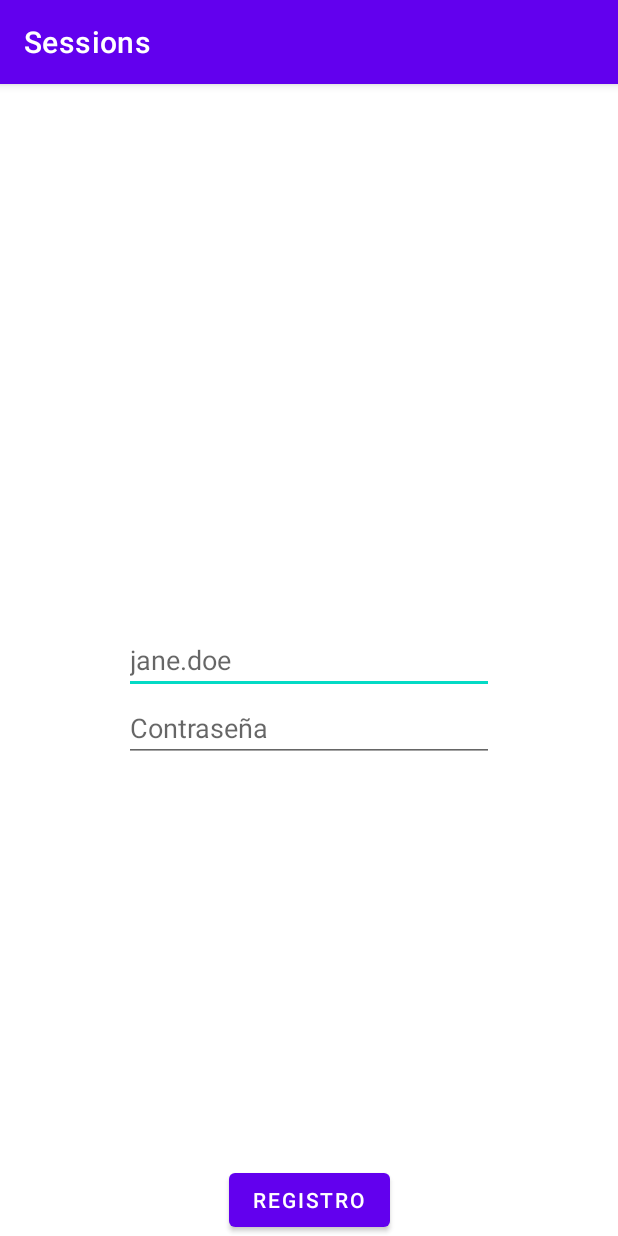
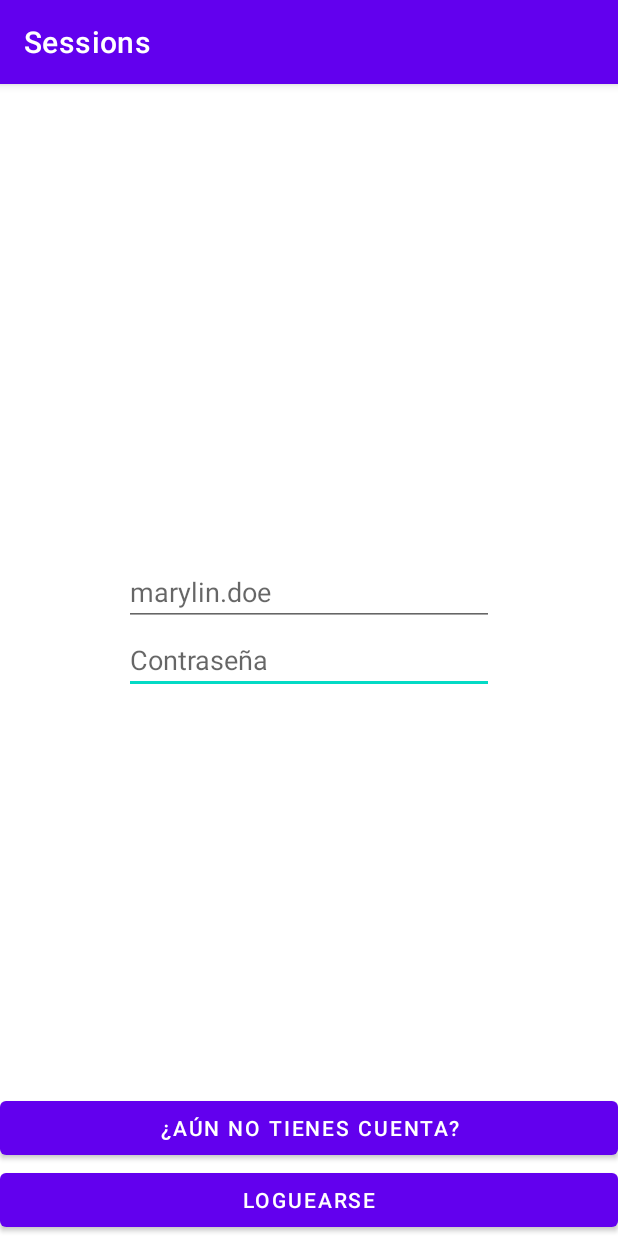
Before and after one commit to Marcos-Rama/PMDM, an Android app: the screen it shows after launch (RegisterActivity before the commit, LoginActivity after it), on a phone screen of 412 x 824 dp. Run offline under Robolectric (Android 15) with nearby library versions, the phone set to English and light mode, and no system bars.

Commit message:
Tarea 45, pantalla de inicio de sesión

```diff
--- a/android-sessions/android-frontend-sessions/app/src/main/AndroidManifest.xml
+++ b/android-sessions/android-frontend-sessions/app/src/main/AndroidManifest.xml
@@ -15,14 +15,18 @@
         android:supportsRtl="true"
         android:theme="@style/Theme.Sessions"
         tools:targetApi="31">
+
+        <activity
+            android:name=".LoginActivity"
+            android:exported="true"> <!-- exported debe indicarse como "true" para actividades LAUNCHER desde Android 12 -->
+            <intent-filter>
+                <action android:name="android.intent.action.MAIN" />
+                <category android:name="android.intent.category.LAUNCHER" />
+            </intent-filter>
+        </activity>
         <activity
             android:name=".RegisterActivity"
             android:exported="true" >
-            <intent-filter>
-                <action android:name="android.intent.action.MAIN" />
-
-                <category android:name="android.intent.category.LAUNCHER" />
-            </intent-filter>
         </activity>
         <activity
             android:name=".InstrumentationRegisterTestHelperActivity"
@@ -30,5 +34,7 @@
         <activity
             android:name=".InstrumentationLoginTestHelperActivity"
             android:exported="false" />
+
     </application>
+
 </manifest>
--- /dev/null
+++ b/android-sessions/android-frontend-sessions/app/src/main/java/com/afundacion/fp/sessions/LoginActivity.java
@@ -0,0 +1,32 @@
+package com.afundacion.fp.sessions;
+
+import android.content.Context;
+import android.content.Intent;
+import android.os.Bundle;
+import android.view.View;
+import android.widget.Button;
+
+import androidx.appcompat.app.AppCompatActivity;
+
+public class LoginActivity extends AppCompatActivity {
+    private Button botonLogin;
+    private Context context = this;
+
+    @Override
+    protected void onCreate(Bundle savedInstanceState) {
+        super.onCreate(savedInstanceState);
+        setContentView(R.layout.activity_login);
+        botonLogin =findViewById(R.id.registerButtonOrigin);
+
+        botonLogin.setOnClickListener(new View.OnClickListener() {
+            @Override
+            public void onClick(View view) {
+                Intent intent = new Intent(context, RegisterActivity.class);
+                startActivity(intent);
+            }
+        });
+
+    }
+
+
+}
--- a/android-sessions/android-frontend-sessions/app/src/main/java/com/afundacion/fp/sessions/RegisterActivity.java
+++ b/android-sessions/android-frontend-sessions/app/src/main/java/com/afundacion/fp/sessions/RegisterActivity.java
@@ -62,6 +62,7 @@ public class RegisterActivity extends AppCompatActivity {
                     @Override
                     public void onResponse(JSONObject response) {
                         Toast.makeText(context, "Registro correcto", Toast.LENGTH_LONG).show();
+                        finish();
                     }
                 },
                 new Response.ErrorListener() {
@@ -73,7 +74,6 @@ public class RegisterActivity extends AppCompatActivity {
                             int serverCode = error.networkResponse.statusCode;
                             Toast.makeText(context, "El servidor respondió con " + serverCode, Toast.LENGTH_SHORT).show();
                         }
-
                     }
                 }
         );
--- a/android-sessions/android-frontend-sessions/app/src/main/res/layout/activity_register.xml
+++ b/android-sessions/android-frontend-sessions/app/src/main/res/layout/activity_login.xml
@@ -1,10 +1,10 @@
 <?xml version="1.0" encoding="utf-8"?>
 <androidx.constraintlayout.widget.ConstraintLayout xmlns:android="http://schemas.android.com/apk/res/android"
-    xmlns:app="http://schemas.android.com/apk/res-auto"
-    xmlns:tools="http://schemas.android.com/tools"
     android:layout_width="match_parent"
     android:layout_height="match_parent"
-    tools:context=".RegisterActivity">
+    xmlns:app="http://schemas.android.com/apk/res-auto">
+
+
 
     <EditText
         android:layout_width="0dp"
@@ -14,25 +14,34 @@
         app:layout_constraintBottom_toBottomOf="parent"
         app:layout_constraintStart_toStartOf="parent"
         app:layout_constraintEnd_toEndOf="parent"
-        android:hint="jane.doe"
-        android:id="@+id/nameBox"/>
+        android:inputType="textPassword"
+        android:hint="Contraseña"
+        android:id="@+id/passText"/>
     <EditText
         android:layout_width="0dp"
         android:layout_height="wrap_content"
         app:layout_constraintWidth_percent="0.6"
-        app:layout_constraintTop_toBottomOf="@+id/nameBox"
+        app:layout_constraintBottom_toTopOf="@+id/passText"
         app:layout_constraintStart_toStartOf="parent"
         app:layout_constraintEnd_toEndOf="parent"
         android:inputType="textPassword"
-        android:hint="Contraseña"
-        android:id="@+id/passBox"/>
+        android:hint="marylin.doe"
+        android:id="@+id/nameText"/>
 
     <Button
-        android:id="@+id/registerButton"
-        android:layout_width="wrap_content"
+        android:id="@+id/loginButton"
+        android:layout_width="0dp"
         android:layout_height="wrap_content"
-        android:text="Registro"
+        android:text="Loguearse"
         app:layout_constraintBottom_toBottomOf="parent"
+        app:layout_constraintStart_toStartOf="parent"
+        app:layout_constraintEnd_toEndOf="parent"/>
+    <Button
+        android:id="@+id/registerButtonOrigin"
+        android:layout_width="0dp"
+        android:layout_height="wrap_content"
+        android:text="¿Aún no tienes cuenta?"
+        app:layout_constraintBottom_toTopOf="@+id/loginButton"
         app:layout_constraintStart_toStartOf="parent"
         app:layout_constraintEnd_toEndOf="parent"/>
 
```
